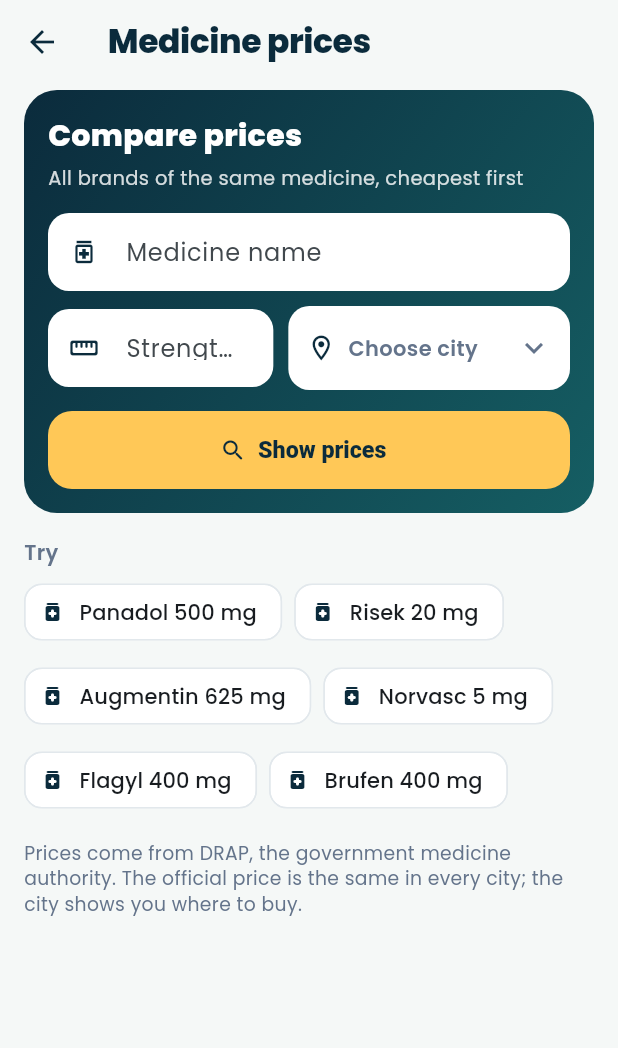
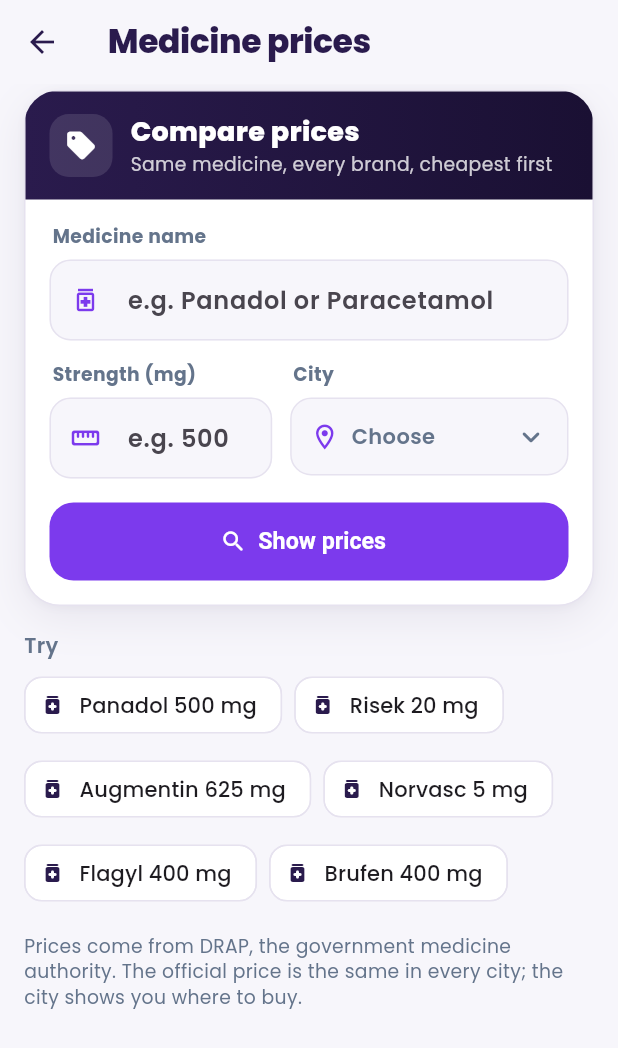
Before and after one commit to Muhammad-Abdullah022/ai-smart-healthcare, a Flutter app: the PriceComparisonScreen screen opened directly, on a phone screen of 412 x 824 dp. Shown: the top 1048 px of the screen. Run offline on Flutter 3.47's test engine with Material 3 defaults, Android fonts, the phone set to English and light mode, and no system bars; our stand-ins replace audioplayers, file_picker, flutter_blue_plus, flutter_local_notifications, flutter_secure_storage, flutter_tts and 7 more; accounts and stored records are empty; network calls fail.

Commit message:
Royal Purple app theme, new price comparison layout, mixed-medicine packs flagged
Co-Authored-By: Claude Opus 5.5 <noreply@anthropic.com>
Claude-Session: https://claude.ai/code/session_01WQCTNYi2tkny5Xfg4KKT6J

```diff
--- a/frontend/lib/core/theme/app_colors.dart
+++ b/frontend/lib/core/theme/app_colors.dart
@@ -1,40 +1,40 @@
 import 'package:flutter/material.dart';
 
 /// All colors used in the app, in one place.
-/// Palette "Emerald & Ink": emerald #0E9F6E for actions, ink navy #0B2B3C for text and headers,
-/// soft mint #E6F4EF tints on a cool off-white #F5F8F7 background — font Poppins.
+/// Palette "Royal Purple": violet #7C3AED for actions, deep purple #2A1B4D for text and headers,
+/// soft lavender #F1EBFE tints on a light #F7F6FB background — font Poppins.
 class AppColors {
   AppColors._();
 
   // The four brand colours.
-  static const Color mint = Color(0xFFE6F4EF);
-  static const Color softGreen = Color(0xFFBFE3D5);
-  static const Color green = Color(0xFF0E9F6E);
-  static const Color deep = Color(0xFF0B2B3C);
+  static const Color mint = Color(0xFFF1EBFE); // lavender tint
+  static const Color softGreen = Color(0xFFDDD0FB);
+  static const Color green = Color(0xFF7C3AED); // violet (main action colour)
+  static const Color deep = Color(0xFF2A1B4D); // deep purple
 
   static const Color primary = deep; // titles, dark buttons
-  static const Color primaryDeep = Color(0xFF071E2B); // header gradient end
+  static const Color primaryDeep = Color(0xFF1A1033); // header gradient end
   static const Color accent = green; // actions, highlights
-  static const Color background = Color(0xFFF5F8F7);
+  static const Color background = Color(0xFFF7F6FB);
   static const Color card = Color(0xFFFFFFFF);
-  static const Color text = Color(0xFF1B2B33);
+  static const Color text = Color(0xFF1F1A2E);
   static const Color textMuted = Color(0xFF64748B);
-  static const Color border = Color(0xFFE2E8EC);
+  static const Color border = Color(0xFFE6E2EF);
   static const Color warning = Color(0xFFF59E0B);
   static const Color critical = Color(0xFFDC2626);
-  static const Color success = Color(0xFF0E9F6E);
+  static const Color success = Color(0xFF059669); // stays green: "good / normal"
 
   // Light tints used behind icons and banners.
   static const Color accentTint = mint;
-  static const Color primaryTint = Color(0xFFE8EEF3);
+  static const Color primaryTint = Color(0xFFEEEAF5);
   static const Color warningTint = Color(0xFFFEF3C7);
   static const Color criticalTint = Color(0xFFFEE2E2);
 
   // One gentle colour per health module (strong, tint).
   static const Color diagnosis = green;
   static const Color diagnosisTint = mint;
-  static const Color mind = Color(0xFF7C6BD9);
-  static const Color mindTint = Color(0xFFEFECFB);
+  static const Color mind = Color(0xFFDB5C9A);
+  static const Color mindTint = Color(0xFFFCE9F3);
   static const Color medicine = Color(0xFFE29A2D);
   static const Color medicineTint = Color(0xFFFCF1DF);
   static const Color records = Color(0xFF2563EB);
@@ -42,7 +42,7 @@ class AppColors {
 
   /// Soft shadow tinted with the deep brand colour, so cards feel lifted, not dirty.
   static const List<BoxShadow> softShadow = [
-    BoxShadow(color: Color(0x140B2B3C), blurRadius: 24, offset: Offset(0, 8)),
-    BoxShadow(color: Color(0x0A0B2B3C), blurRadius: 4, offset: Offset(0, 1)),
+    BoxShadow(color: Color(0x142A1B4D), blurRadius: 24, offset: Offset(0, 8)),
+    BoxShadow(color: Color(0x0A2A1B4D), blurRadius: 4, offset: Offset(0, 1)),
   ];
 }
--- a/frontend/lib/models/mood_checkin.dart
+++ b/frontend/lib/models/mood_checkin.dart
@@ -50,7 +50,7 @@ const checkInMoods = [
     key: 'calm',
     emoji: '😌',
     score: 4,
-    color: Color(0xFF0E9F6E),
+    color: Color(0xFF7C3AED),
     label: {'en': 'Calm', 'ur': 'پرسکون', 'roman_ur': 'Pursukoon'},
     affirmation: {
       'en': 'Calm is a strength. You can return to this feeling whenever you need it.',
@@ -158,7 +158,7 @@ const checkInMoods = [
     key: 'lonely',
     emoji: '🥺',
     score: 1,
-    color: Color(0xFF0F766E),
+    color: Color(0xFF5B21B6),
     label: {'en': 'Lonely', 'ur': 'تنہا', 'roman_ur': 'Tanha'},
     affirmation: {
       'en': 'Feeling lonely does not mean you are alone in this. Reaching out is a brave first step.',
--- a/frontend/lib/screens/consult/doctor_panel_screens.dart
+++ b/frontend/lib/screens/consult/doctor_panel_screens.dart
@@ -492,7 +492,7 @@ class _DoctorPanelScreenState extends State<DoctorPanelScreen> {
     return Container(
       decoration: const BoxDecoration(
         gradient: LinearGradient(
-            begin: Alignment.topLeft, end: Alignment.bottomRight, colors: [AppColors.deep, Color(0xFF0E5A4B)]),
+            begin: Alignment.topLeft, end: Alignment.bottomRight, colors: [AppColors.deep, Color(0xFF4C1D95)]),
         borderRadius: BorderRadius.vertical(bottom: Radius.circular(26)),
       ),
       padding: const EdgeInsets.fromLTRB(16, 4, 16, 20),
--- a/frontend/lib/screens/consult/issues_screen.dart
+++ b/frontend/lib/screens/consult/issues_screen.dart
@@ -268,7 +268,7 @@ class _IssueThreadScreenState extends State<IssueThreadScreen> {
     final c = (_i['consultation'] as Map?)?.cast<String, dynamic>();
     final status = '${_i['status']}';
     return Scaffold(
-      backgroundColor: const Color(0xFFF1F6F4),
+      backgroundColor: const Color(0xFFF4F1FA),
       appBar: AppBar(
         title: Text('${_i['subject']}', maxLines: 1, overflow: TextOverflow.ellipsis),
         actions: [
@@ -351,7 +351,7 @@ class _IssueThreadScreenState extends State<IssueThreadScreen> {
                   decoration: InputDecoration(
                     hintText: widget.adminView ? 'Reply to the user' : 'Add more details',
                     filled: true,
-                    fillColor: const Color(0xFFF1F5F4),
+                    fillColor: const Color(0xFFF4F1FA),
                     contentPadding: const EdgeInsets.symmetric(horizontal: 16, vertical: 10),
                     border: OutlineInputBorder(borderRadius: BorderRadius.circular(24), borderSide: BorderSide.none),
                   ),
--- a/frontend/lib/screens/doctors/doctors_screens.dart
+++ b/frontend/lib/screens/doctors/doctors_screens.dart
@@ -472,7 +472,7 @@ class DoctorAvatar extends StatelessWidget {
           shape: BoxShape.circle,
           color: Colors.white,
           border: Border.all(color: Colors.white, width: size * 0.05),
-          boxShadow: const [BoxShadow(color: Color(0x140B2B3C), blurRadius: 12, offset: Offset(0, 4))],
+          boxShadow: const [BoxShadow(color: Color(0x142A1B4D), blurRadius: 12, offset: Offset(0, 4))],
         ),
         child: Container(
           decoration: BoxDecoration(
@@ -481,8 +481,8 @@ class DoctorAvatar extends StatelessWidget {
               begin: Alignment.topLeft,
               end: Alignment.bottomRight,
               colors: female
-                  ? const [Color(0xFFBFE3D5), Color(0xFF6CC5A2)]
-                  : const [Color(0xFFD3EDE3), Color(0xFF0E9F6E)],
+                  ? const [Color(0xFFDDD0FB), Color(0xFF6CC5A2)]
+                  : const [Color(0xFFD3EDE3), Color(0xFF7C3AED)],
             ),
           ),
           alignment: Alignment.center,
--- a/frontend/lib/screens/pharmacy/price_comparison_screen.dart
+++ b/frontend/lib/screens/pharmacy/price_comparison_screen.dart
@@ -78,87 +78,129 @@ class _PriceComparisonScreenState extends State<PriceComparisonScreen> {
   }
 
   Widget _form() => Container(
-        padding: const EdgeInsets.all(16),
         decoration: BoxDecoration(
-          gradient: const LinearGradient(
-              colors: [AppColors.deep, Color(0xFF155E63)], begin: Alignment.topLeft, end: Alignment.bottomRight),
-          borderRadius: BorderRadius.circular(22),
+          color: AppColors.card,
+          borderRadius: BorderRadius.circular(24),
+          border: Border.all(color: AppColors.border),
+          boxShadow: AppColors.softShadow,
         ),
+        clipBehavior: Clip.antiAlias,
         child: Column(crossAxisAlignment: CrossAxisAlignment.stretch, children: [
+          // Header strip
+          Container(
+            padding: const EdgeInsets.fromLTRB(16, 14, 16, 14),
+            decoration: const BoxDecoration(
+              gradient: LinearGradient(colors: [AppColors.deep, AppColors.primaryDeep]),
+            ),
+            child: Row(children: [
+              Container(
+                width: 42,
+                height: 42,
+                decoration: BoxDecoration(color: Colors.white.withAlpha(30), borderRadius: BorderRadius.circular(13)),
+                child: const Icon(Icons.sell_rounded, color: Colors.white, size: 22),
+              ),
+              const SizedBox(width: 12),
+              Expanded(
+                child: Column(crossAxisAlignment: CrossAxisAlignment.start, children: [
                   const Text('Compare prices',
-              style: TextStyle(color: Colors.white, fontSize: 20, fontWeight: FontWeight.w800)),
-          const SizedBox(height: 4),
-          Text('All brands of the same medicine, cheapest first',
-              style: TextStyle(color: Colors.white.withAlpha(210), fontSize: 13)),
+                      style: TextStyle(color: Colors.white, fontSize: 18, fontWeight: FontWeight.w800)),
+                  Text('Same medicine, every brand, cheapest first',
+                      style: TextStyle(color: Colors.white.withAlpha(200), fontSize: 12.5)),
+                ]),
+              ),
+            ]),
+          ),
+          Padding(
+            padding: const EdgeInsets.fromLTRB(16, 16, 16, 16),
+            child: Column(crossAxisAlignment: CrossAxisAlignment.stretch, children: [
+              _label('Medicine name'),
+              _field(_name, 'e.g. Panadol or Paracetamol', Icons.medication_outlined),
               const SizedBox(height: 14),
-          _field(_name, 'Medicine name', 'e.g. Panadol or Paracetamol', Icons.medication_outlined),
-          const SizedBox(height: 10),
-          Row(children: [
+              Row(crossAxisAlignment: CrossAxisAlignment.start, children: [
                 Expanded(
                   flex: 4,
-              child: _field(_mg, 'Strength (mg)', 'e.g. 500', Icons.straighten_rounded,
+                  child: Column(crossAxisAlignment: CrossAxisAlignment.stretch, children: [
+                    _label('Strength (mg)'),
+                    _field(_mg, 'e.g. 500', Icons.straighten_rounded,
                         keyboard: const TextInputType.numberWithOptions(decimal: true)),
+                  ]),
                 ),
-            const SizedBox(width: 10),
+                const SizedBox(width: 12),
                 Expanded(
                   flex: 5,
-              child: InkWell(
+                  child: Column(crossAxisAlignment: CrossAxisAlignment.stretch, children: [
+                    _label('City'),
+                    InkWell(
                       borderRadius: BorderRadius.circular(14),
                       onTap: _pickCity,
                       child: Container(
-                  height: 56,
+                        height: 52,
                         padding: const EdgeInsets.symmetric(horizontal: 12),
-                  decoration: BoxDecoration(color: Colors.white, borderRadius: BorderRadius.circular(14)),
+                        decoration: BoxDecoration(
+                          color: AppColors.background,
+                          borderRadius: BorderRadius.circular(14),
+                          border: Border.all(color: AppColors.border),
+                        ),
                         child: Row(children: [
-                    const Icon(Icons.location_on_outlined, color: AppColors.primary, size: 20),
+                          const Icon(Icons.location_on_outlined, color: AppColors.accent, size: 20),
                           const SizedBox(width: 8),
                           Expanded(
-                      child: Text(_city ?? 'Choose city',
+                            child: Text(_city ?? 'Choose',
                                 maxLines: 1,
                                 overflow: TextOverflow.ellipsis,
                                 style: TextStyle(
                                     fontWeight: FontWeight.w600,
                                     color: _city == null ? AppColors.textMuted : AppColors.deep)),
                           ),
-                    const Icon(Icons.expand_more, color: AppColors.textMuted),
+                          const Icon(Icons.keyboard_arrow_down_rounded, color: AppColors.textMuted),
                         ]),
                       ),
                     ),
+                  ]),
                 ),
               ]),
-          const SizedBox(height: 14),
+              const SizedBox(height: 16),
               FilledButton.icon(
                 style: FilledButton.styleFrom(
-              backgroundColor: const Color(0xFFFFC857),
-              foregroundColor: AppColors.deep,
+                  backgroundColor: AppColors.accent,
+                  foregroundColor: Colors.white,
                   minimumSize: const Size.fromHeight(52),
                   shape: RoundedRectangleBorder(borderRadius: BorderRadius.circular(16)),
-              textStyle: const TextStyle(fontWeight: FontWeight.w800, fontSize: 15.5),
+                  textStyle: const TextStyle(fontWeight: FontWeight.w700, fontSize: 15.5),
                 ),
                 onPressed: _search,
                 icon: const Icon(Icons.search_rounded),
                 label: const Text('Show prices'),
               ),
             ]),
+          ),
+        ]),
       );
 
-  Widget _field(TextEditingController c, String label, String hint, IconData icon, {TextInputType? keyboard}) =>
-      TextField(
+  Widget _label(String t) => Padding(
+        padding: const EdgeInsets.only(left: 2, bottom: 6),
+        child: Text(t, style: const TextStyle(fontSize: 12.5, fontWeight: FontWeight.w700, color: AppColors.textMuted)),
+      );
+
+  Widget _field(TextEditingController c, String hint, IconData icon, {TextInputType? keyboard}) => TextField(
         controller: c,
         keyboardType: keyboard,
         textInputAction: TextInputAction.search,
         onSubmitted: (_) => _search(),
         style: const TextStyle(fontWeight: FontWeight.w600, color: AppColors.deep),
         decoration: InputDecoration(
+          isDense: true,
           filled: true,
-          fillColor: Colors.white,
-          labelText: label,
+          fillColor: AppColors.background,
           hintText: hint,
-          prefixIcon: Icon(icon, color: AppColors.primary, size: 20),
-          border: OutlineInputBorder(borderRadius: BorderRadius.circular(14), borderSide: BorderSide.none),
-          enabledBorder: OutlineInputBorder(borderRadius: BorderRadius.circular(14), borderSide: BorderSide.none),
+          contentPadding: const EdgeInsets.symmetric(horizontal: 12, vertical: 15),
+          prefixIcon: Icon(icon, color: AppColors.accent, size: 20),
+          border: OutlineInputBorder(
+              borderRadius: BorderRadius.circular(14), borderSide: const BorderSide(color: AppColors.border)),
+          enabledBorder: OutlineInputBorder(
+              borderRadius: BorderRadius.circular(14), borderSide: const BorderSide(color: AppColors.border)),
           focusedBorder: OutlineInputBorder(
-              borderRadius: BorderRadius.circular(14), borderSide: const BorderSide(color: Color(0xFFFFC857), width: 2)),
+              borderRadius: BorderRadius.circular(14), borderSide: const BorderSide(color: AppColors.accent, width: 1.6)),
         ),
       );
 
@@ -292,7 +334,7 @@ class _PriceComparisonScreenState extends State<PriceComparisonScreen> {
               Text(c.brand, style: const TextStyle(fontWeight: FontWeight.w800, fontSize: 16, color: AppColors.deep)),
               Text(
                   '${_rs(c.mrp)} for ${c.pack}'
-                  '${c.perUnit != null ? '  ·  ${_rs(c.perUnit)} per ${c.form == 'capsule' ? 'capsule' : 'tablet'}' : ''}',
+                  '${c.perUnit != null ? '  ·  ${_rs(c.perUnit)} per ${_unitWord(c.form)}' : ''}',
                   style: const TextStyle(fontSize: 13, color: AppColors.text)),
             ]),
           ),
@@ -349,6 +391,14 @@ class _PriceComparisonScreenState extends State<PriceComparisonScreen> {
         ]),
       );
 }
+
+String _unitWord(String form) => switch (form) {
+      'capsule' => 'capsule',
+      'sachet' => 'sachet',
+      'injection' => 'injection',
+      'tablet' => 'tablet',
+      _ => 'unit',
+    };
 
 String _rs(double? v) {
   if (v == null) return 'Price not listed';
--- a/frontend/lib/screens/prescriptions/prescription_reader_screen.dart
+++ b/frontend/lib/screens/prescriptions/prescription_reader_screen.dart
@@ -132,7 +132,7 @@ class _PrescriptionReaderScreenState extends State<PrescriptionReaderScreen> {
       decoration: BoxDecoration(
         borderRadius: BorderRadius.circular(26),
         gradient: const LinearGradient(
-            begin: Alignment.topLeft, end: Alignment.bottomRight, colors: [AppColors.deep, Color(0xFF0F766E)]),
+            begin: Alignment.topLeft, end: Alignment.bottomRight, colors: [AppColors.deep, Color(0xFF5B21B6)]),
         boxShadow: AppColors.softShadow,
       ),
       child: Column(crossAxisAlignment: CrossAxisAlignment.stretch, children: [
--- a/frontend/lib/screens/reports/report_widgets.dart
+++ b/frontend/lib/screens/reports/report_widgets.dart
@@ -98,7 +98,7 @@ class ReportAnalysisCard extends StatelessWidget {
     final (uColor, uTint, uLabel) = switch (a.urgency) {
       'urgent' => (AppColors.critical, AppColors.criticalTint, 'See a doctor today'),
       'soon' => (AppColors.warning, AppColors.warningTint, 'See a doctor in the next few days'),
-      _ => (AppColors.success, const Color(0xFFE6F4EF), 'Discuss at your next visit'),
+      _ => (AppColors.success, const Color(0xFFF1EBFE), 'Discuss at your next visit'),
     };
     return _Shell(
       child: Column(crossAxisAlignment: CrossAxisAlignment.stretch, children: [
@@ -242,7 +242,7 @@ class _Shell extends StatelessWidget {
           color: Colors.white,
           borderRadius: BorderRadius.circular(20),
           border: Border.all(color: const Color(0xFFE2E8EC)),
-          boxShadow: const [BoxShadow(color: Color(0x0F0B2B3C), blurRadius: 16, offset: Offset(0, 6))],
+          boxShadow: const [BoxShadow(color: Color(0x0F2A1B4D), blurRadius: 16, offset: Offset(0, 6))],
         ),
         clipBehavior: Clip.antiAlias,
         child: child,
--- a/frontend/lib/screens/symptoms/symptom_checker_screen.dart
+++ b/frontend/lib/screens/symptoms/symptom_checker_screen.dart
@@ -374,7 +374,7 @@ class _SymptomResultBubbleState extends State<SymptomResultBubble> {
         color: Colors.white,
         borderRadius: BorderRadius.circular(20),
         border: Border.all(color: const Color(0xFFE2E8EC)),
-        boxShadow: const [BoxShadow(color: Color(0x0F0B2B3C), blurRadius: 16, offset: Offset(0, 6))],
+        boxShadow: const [BoxShadow(color: Color(0x0F2A1B4D), blurRadius: 16, offset: Offset(0, 6))],
       ),
       clipBehavior: Clip.antiAlias,
       child: Column(
@@ -562,7 +562,7 @@ class _ReportReviewCard extends StatelessWidget {
       margin: const EdgeInsets.only(bottom: 6),
       padding: const EdgeInsets.all(12),
       decoration: BoxDecoration(
-        color: const Color(0xFFF5F8F7),
+        color: const Color(0xFFF7F6FB),
         borderRadius: BorderRadius.circular(14),
         border: Border.all(color: AppColors.border),
       ),
--- a/frontend/lib/widgets/pulse_line.dart
+++ b/frontend/lib/widgets/pulse_line.dart
@@ -3,7 +3,7 @@ import 'package:flutter/material.dart';
 /// A soft heartbeat line drawn once across the home header — the app's signature.
 /// It draws itself in when the screen opens (one gentle animation, then still).
 class PulseLine extends StatefulWidget {
-  const PulseLine({super.key, this.color = const Color(0xFF0E9F6E), this.height = 56});
+  const PulseLine({super.key, this.color = const Color(0xFF7C3AED), this.height = 56});
 
   final Color color;
   final double height;
```
Also changed, not shown: frontend/lib/screens/consult/consultation_screen.dart (+4 -4 lines), frontend/lib/screens/labs/lab_options_screen.dart (+4 -4 lines), 2 other files. Lines whose indentation alone changed are shown as unchanged.
